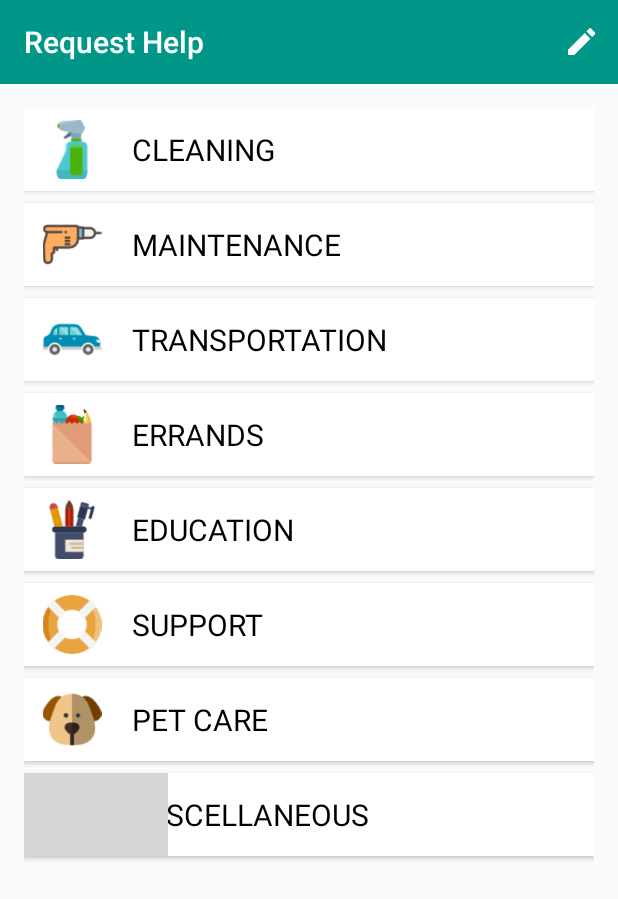
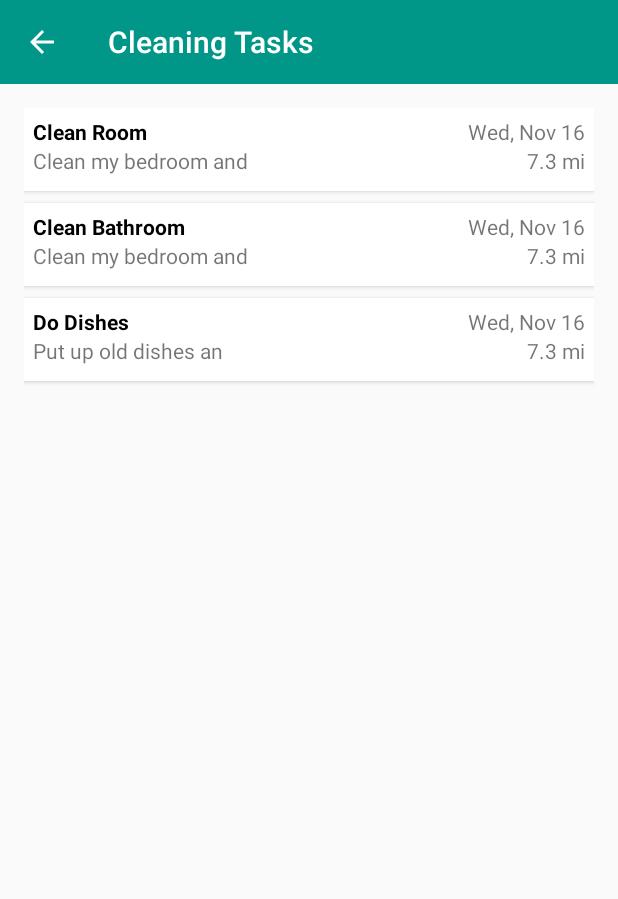
Before and after one commit to cburnham4/TaskHelper, an Android app: the HomeActivity screen opened directly, with no data from a screen before it, after a tap on "CLEANING", on a phone screen of 412 x 824 dp. Shown: the top 899 px of the screen. Run offline under Robolectric (Android 15) with nearby library versions, the light colour scheme and no system bars; grey boxes are pictures that could not be loaded.

Commit message:
Added task list

```diff
--- a/app/src/main/AndroidManifest.xml
+++ b/app/src/main/AndroidManifest.xml
@@ -18,10 +18,11 @@
         <activity android:name=".activities.WelcomeActivity" />
         <activity
             android:name=".activities.HomeActivity"
-            android:label="Request Help"/>
+            android:label="Request Help" />
         <activity
             android:name=".activities.CreateTaskActivity"
-            android:label="Create Task"/>
+            android:label="Create Task" />
+        <activity android:name=".activities.TasksInCategoriesActivity"></activity>
     </application>
 
 </manifest>
--- a/app/src/main/java/letshangllc/taskhelper/activities/HomeActivity.java
+++ b/app/src/main/java/letshangllc/taskhelper/activities/HomeActivity.java
@@ -89,5 +89,8 @@ public class HomeActivity extends AppCompatActivity implements RecyclerViewClick
     @Override
     public void recyclerViewListClicked(View v, int position) {
         /* Go to the next activity */
+        /* TODO send category */
+        Intent intent = new Intent(this, TasksInCategoriesActivity.class);
+        startActivity(intent);
     }
 }
--- /dev/null
+++ b/app/src/main/java/letshangllc/taskhelper/activities/TasksInCategoriesActivity.java
@@ -0,0 +1,73 @@
+package letshangllc.taskhelper.activities;
+
+import android.support.v7.app.AppCompatActivity;
+import android.os.Bundle;
+import android.support.v7.widget.LinearLayoutManager;
+import android.support.v7.widget.RecyclerView;
+import android.support.v7.widget.Toolbar;
+import android.view.View;
+
+import java.util.ArrayList;
+import java.util.Date;
+
+import letshangllc.taskhelper.R;
+import letshangllc.taskhelper.adapters.RecyclerViewClickListener;
+import letshangllc.taskhelper.adapters.TasksAdapter;
+import letshangllc.taskhelper.classes.Task;
+
+public class TasksInCategoriesActivity extends AppCompatActivity implements RecyclerViewClickListener{
+
+    /* Recycle view variables */
+    private RecyclerView mRecyclerView;
+    private RecyclerView.Adapter mAdapter;
+    private RecyclerView.LayoutManager mLayoutManager;
+
+    @Override
+    protected void onCreate(Bundle savedInstanceState) {
+        super.onCreate(savedInstanceState);
+        setContentView(R.layout.activity_tasks_in_categories);
+
+        this.setupToolbar();
+        this.setupList();
+    }
+
+    private void setupToolbar(){
+        Toolbar toolbar = (Toolbar) findViewById(R.id.toolbar);
+        setSupportActionBar(toolbar);
+        setTitle("Cleaning Tasks");
+
+        if(toolbar != null){getSupportActionBar().setDisplayHomeAsUpEnabled(true);}
+        toolbar.setNavigationOnClickListener(new View.OnClickListener() {
+            @Override
+            public void onClick(View v) {
+                finish();
+            }
+        });
+    }
+
+    private void setupList(){
+        ArrayList<Task> tasks = new ArrayList<>();
+        tasks.add(new Task(0, "Clean Room", "Clean my bedroom and closet", "97221", new Date(), 01, true));
+        tasks.add(new Task(0, "Clean Bathroom", "Clean my bedroom and closet", "97221", new Date(), 01, true));
+        tasks.add(new Task(0, "Do Dishes", "Put up old dishes and clean the dirty ones", "97221", new Date(), 01, true));
+        /* find the recycleview */
+        mRecyclerView = (RecyclerView) findViewById(R.id.rv_tasks_in_category);
+
+        // use this setting to improve performance if you know that changes
+        // in content do not change the layout size of the RecyclerView
+        mRecyclerView.setHasFixedSize(true);
+
+        // use a linear layout manager
+        mLayoutManager = new LinearLayoutManager(this);
+        mRecyclerView.setLayoutManager(mLayoutManager);
+
+        /* create an adapter passing in the data and this as the onClickListener */
+        mAdapter = new TasksAdapter(tasks, this, this);
+        mRecyclerView.setAdapter(mAdapter);
+    }
+
+    @Override
+    public void recyclerViewListClicked(View v, int position) {
+
+    }
+}
--- /dev/null
+++ b/app/src/main/java/letshangllc/taskhelper/adapters/TasksAdapter.java
@@ -0,0 +1,103 @@
+package letshangllc.taskhelper.adapters;
+
+import android.content.Context;
+import android.support.v7.widget.CardView;
+import android.support.v7.widget.RecyclerView;
+import android.view.LayoutInflater;
+import android.view.View;
+import android.view.ViewGroup;
+import android.widget.ImageView;
+import android.widget.TextView;
+
+import java.text.SimpleDateFormat;
+import java.util.ArrayList;
+import java.util.Locale;
+
+import letshangllc.taskhelper.R;
+import letshangllc.taskhelper.classes.Task;
+
+
+/**
+ * Created by Carl on 11/15/2016.
+ */
+
+public class TasksAdapter extends RecyclerView.Adapter<TasksAdapter.ViewHolder> {
+    private Context context;
+
+    /* Listen for item clicks */
+    private static RecyclerViewClickListener mListener;
+
+    private ArrayList<Task> tasks;
+
+    private SimpleDateFormat simpleDateFormat;
+
+    // Provide a reference to the views for each data item
+    // Complex data items may need more than one view per item, and
+    // you provide access to all the views for a data item in a view holder
+    public static class ViewHolder extends RecyclerView.ViewHolder implements View.OnClickListener{
+        /* Views that are in cardview */
+        public TextView tvTaskName;
+        public TextView tvTaskDescription;
+        public TextView tvDistance;
+        public TextView tvDateTime;
+        public CardView cardView;
+
+        public ViewHolder(View view) {
+            super(view);
+            tvTaskName = (TextView) view.findViewById(R.id.tv_task_name);
+            tvTaskDescription = (TextView) view.findViewById(R.id.tv_task_description);
+            tvDistance = (TextView) view.findViewById(R.id.tv_distance);
+            tvDateTime = (TextView) view.findViewById(R.id.tv_date_time);
+
+            cardView = (CardView) view.findViewById(R.id.cardview_task);
+
+            /* Set an onclick listener on the card view */
+            cardView.setOnClickListener(this);
+        }
+
+        @Override
+        public void onClick(View v) {
+            mListener.recyclerViewListClicked(v, getLayoutPosition());
+        }
+    }
+
+    // Provide a suitable constructor (depends on the kind of dataset)
+    public TasksAdapter(ArrayList<Task> tasks, final Context context, RecyclerViewClickListener itemClickListener) {
+        this.context = context;
+        mListener = itemClickListener;
+        this.tasks = tasks;
+        simpleDateFormat = new SimpleDateFormat("EEE, MMM d", Locale.getDefault());
+    }
+
+    // Create new views (invoked by the layout manager)
+    @Override
+    public ViewHolder onCreateViewHolder(ViewGroup parent,
+                                                           int viewType) {
+        // create a new view
+        View v = LayoutInflater.from(parent.getContext())
+                .inflate(R.layout.card_task, parent, false);
+
+        ViewHolder vh = new ViewHolder(v);
+        return vh;
+    }
+
+    // Replace the contents of a view (invoked by the layout manager)
+    @Override
+    public void onBindViewHolder(ViewHolder holder, int position) {
+        // - get element from your dataset at this position
+        // - replace the contents of the view with that element
+        Task task = tasks.get(position);
+        holder.tvTaskName.setText(task.getName());
+        holder.tvTaskDescription.setText(task.getDescription());
+        holder.tvDistance.setText("7.3 mi");
+        holder.tvDateTime.setText(simpleDateFormat.format(task.getPostedTime()));
+
+
+    }
+
+    // Return the size of your dataset (invoked by the layout manager)
+    @Override
+    public int getItemCount() {
+        return tasks.size();
+    }
+}
--- /dev/null
+++ b/app/src/main/java/letshangllc/taskhelper/classes/Task.java
@@ -0,0 +1,55 @@
+package letshangllc.taskhelper.classes;
+
+import java.util.Date;
+
+/**
+ * Created by Carl on 11/15/2016.
+ */
+
+public class Task {
+    private int id;
+    private String name;
+    private String description;
+    private String zipCode;
+    private Date postedTime;
+    private int postUserId;
+    private boolean isPublic;
+
+    public Task(int id, String name, String description, String zipCode, Date postedTime, int postUserId, boolean isPublic) {
+        this.id = id;
+        this.name = name;
+        this.description = description;
+        this.zipCode = zipCode;
+        this.postedTime = postedTime;
+        this.postUserId = postUserId;
+        this.isPublic = isPublic;
+    }
+
+    public int getId() {
+        return id;
+    }
+
+    public String getName() {
+        return name;
+    }
+
+    public String getDescription() {
+        return description;
+    }
+
+    public String getZipCode() {
+        return zipCode;
+    }
+
+    public Date getPostedTime() {
+        return postedTime;
+    }
+
+    public int getPostUserId() {
+        return postUserId;
+    }
+
+    public boolean isPublic() {
+        return isPublic;
+    }
+}
--- a/app/src/main/res/layout/activity_create_task.xml
+++ b/app/src/main/res/layout/activity_create_task.xml
@@ -9,12 +9,15 @@
 
     <include layout="@layout/toolbar"/>
 
+    <!-- Main Scroll View -->
     <ScrollView
         android:layout_width="match_parent"
         android:layout_height="match_parent"
         android:layout_marginLeft="@dimen/activity_horizontal_margin"
         android:layout_marginRight="@dimen/activity_horizontal_margin"
         android:layout_marginTop="@dimen/activity_vertical_margin">
+
+        <!-- Main LinearLayout -->
         <LinearLayout
             android:layout_width="match_parent"
             android:layout_height="wrap_content"
@@ -85,6 +88,7 @@
                 android:layout_height="wrap_content"
                 android:text="@string/to"/>
 
+            <!-- Times -->
             <LinearLayout
                 android:layout_width="match_parent"
                 android:layout_height="wrap_content"
@@ -106,6 +110,31 @@
                     android:text="@string/end_time"
                     android:gravity="center"/>
             </LinearLayout>
+
+            <!-- Visibility -->
+            <TextView
+                android:layout_width="wrap_content"
+                android:layout_height="wrap_content"
+                android:text="@string/visibility"/>
+
+            <RadioGroup
+                android:layout_width="match_parent"
+                android:layout_height="wrap_content"
+                android:orientation="horizontal">
+                <RadioButton android:id="@+id/radio_pirates"
+                    android:layout_width="wrap_content"
+                    android:layout_height="wrap_content"
+                    android:text="@string/public_visibility"
+                    android:onClick="onRadioButtonClicked"
+                    android:layout_weight="1"/>
+                <RadioButton android:id="@+id/radio_ninjas"
+                    android:layout_width="wrap_content"
+                    android:layout_height="wrap_content"
+                    android:text="@string/friends_visibility"
+                    android:onClick="onRadioButtonClicked"
+                    android:layout_weight="1"/>
+            </RadioGroup>
+
         </LinearLayout>
     </ScrollView>
 
--- /dev/null
+++ b/app/src/main/res/layout/activity_tasks_in_categories.xml
@@ -0,0 +1,20 @@
+<?xml version="1.0" encoding="utf-8"?>
+<LinearLayout xmlns:android="http://schemas.android.com/apk/res/android"
+    xmlns:tools="http://schemas.android.com/tools"
+    android:id="@+id/activity_tasks_in_categories"
+    android:layout_width="match_parent"
+    android:layout_height="match_parent"
+    android:orientation="vertical"
+    tools:context="letshangllc.taskhelper.activities.TasksInCategoriesActivity">
+
+    <include layout="@layout/toolbar"/>
+    <!-- A RecyclerView with some commonly used attributes -->
+    <android.support.v7.widget.RecyclerView
+        android:id="@+id/rv_tasks_in_category"
+        android:scrollbars="vertical"
+        android:layout_width="match_parent"
+        android:layout_height="match_parent"
+        android:layout_margin="@dimen/activity_horizontal_margin"
+        />
+
+</LinearLayout>
--- /dev/null
+++ b/app/src/main/res/layout/card_task.xml
@@ -0,0 +1,58 @@
+<?xml version="1.0" encoding="utf-8"?>
+<android.support.v7.widget.CardView xmlns:card_view="http://schemas.android.com/apk/res-auto"
+    xmlns:android="http://schemas.android.com/apk/res/android"
+    android:layout_gravity="center"
+    android:layout_width="match_parent"
+    android:layout_height="@dimen/cardview_height"
+    android:layout_marginBottom="@dimen/margin_between_items"
+    card_view:cardCornerRadius="0dp"
+    android:focusable="true"
+    android:clickable="true"
+    android:foreground="?selectableItemBackground"
+    android:id="@+id/cardview_task">
+
+    <RelativeLayout
+        android:orientation="vertical" android:layout_width="match_parent"
+        android:layout_height="match_parent"
+        android:padding="@dimen/cardview_padding"
+        >
+
+        <TextView
+            android:layout_width="wrap_content"
+            android:layout_height="wrap_content"
+            android:id="@+id/tv_task_name"
+            android:layout_alignParentLeft="true"
+            android:layout_alignParentStart="true"
+            android:layout_alignParentTop="true"
+            android:textStyle="bold"
+            android:textColor="@android:color/black"
+            />
+
+        <TextView
+            android:layout_below="@+id/tv_task_name"
+            android:layout_width="wrap_content"
+            android:layout_height="wrap_content"
+            android:ellipsize="end"
+            android:maxLines="1"
+            android:maxLength="20"
+            android:id="@+id/tv_task_description"/>
+
+        <TextView
+            android:layout_width="wrap_content"
+            android:layout_height="wrap_content"
+            android:id="@+id/tv_date_time"
+            android:layout_alignParentRight="true"
+            android:layout_alignParentEnd="true"
+            android:layout_alignParentTop="true"/>
+
+        <TextView
+            android:layout_width="wrap_content"
+            android:layout_height="wrap_content"
+            android:layout_alignParentEnd="true"
+            android:layout_alignParentRight="true"
+            android:id="@+id/tv_distance"
+            android:layout_below="@id/tv_date_time"/>
+
+
+    </RelativeLayout>
+</android.support.v7.widget.CardView>
--- a/app/src/main/res/values/strings.xml
+++ b/app/src/main/res/values/strings.xml
@@ -12,6 +12,9 @@
     <string name="end_time">6:30 PM</string>
     <string name="start_day">Fri, October 28 2016</string>
     <string name="end_day">Fri, October 28 2016</string>
+    <string name="visibility">Visibility (Who can see your post)</string>
+    <string name="public_visibility">Public</string>
+    <string name="friends_visibility">Only Friends</string>
 
     <!-- Opening welcome Screen -->
     <string name="next">NEXT</string>
```
